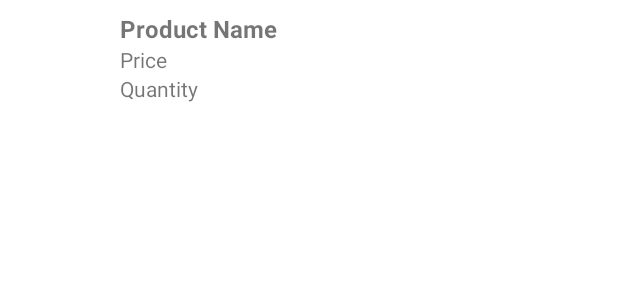
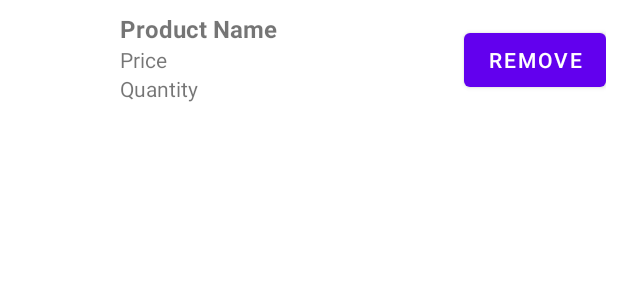
Before and after one commit to jorgealbarracin00/EcommKOI, an Android app built with Jetpack Compose: the layout item_cart.xml on its own in the app's theme, with its tools: preview values and no code run, on a phone screen of 412 x 824 dp. Shown: the top 300 px of the screen. Run offline under Robolectric (Android 15) with nearby library versions, the phone set to English and light mode, and no system bars.

Commit message:
REMOVE button added to CART

```diff
--- a/app/src/main/java/com/example/ecommkoi/DAO.kt
+++ b/app/src/main/java/com/example/ecommkoi/DAO.kt
@@ -37,4 +37,8 @@ interface UserDAO {
     // Order-related operations
     @Insert(onConflict = OnConflictStrategy.REPLACE)
     fun insertOrder(order: Order) // Insert a single order
+
+    @Query("DELETE FROM orders WHERE id = :orderId")
+    fun deleteOrder(orderId: Int)
+
 }
--- a/app/src/main/res/layout/item_cart.xml
+++ b/app/src/main/res/layout/item_cart.xml
@@ -5,15 +5,18 @@
     android:orientation="horizontal"
     android:padding="8dp">
 
+    <!-- Product Image -->
     <ImageView
         android:id="@+id/ivProductImage"
         android:layout_width="64dp"
         android:layout_height="64dp"
         android:layout_marginEnd="8dp" />
 
+    <!-- Product Details -->
     <LinearLayout
-        android:layout_width="match_parent"
+        android:layout_width="0dp"
         android:layout_height="wrap_content"
+        android:layout_weight="1"
         android:orientation="vertical">
 
         <TextView
@@ -36,4 +39,13 @@
             android:layout_height="wrap_content"
             android:text="Quantity" />
     </LinearLayout>
+
+    <!-- Remove Button -->
+    <Button
+        android:id="@+id/btnRemoveItem"
+        android:layout_width="wrap_content"
+        android:layout_height="wrap_content"
+        android:text="Remove"
+        android:layout_gravity="center_vertical"
+        android:layout_marginStart="8dp" />
 </LinearLayout>
```
Also changed, not shown: app/src/main/java/com/example/ecommkoi/CartActivity.kt (+27 -9 lines), app/src/main/java/com/example/ecommkoi/CartAdapter.kt (+11 -2 lines).
